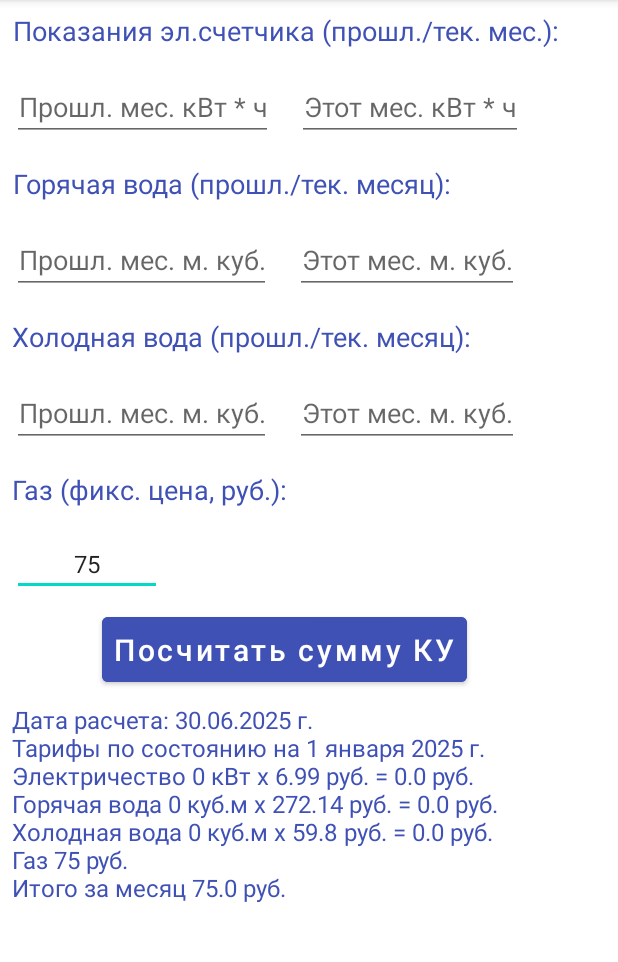
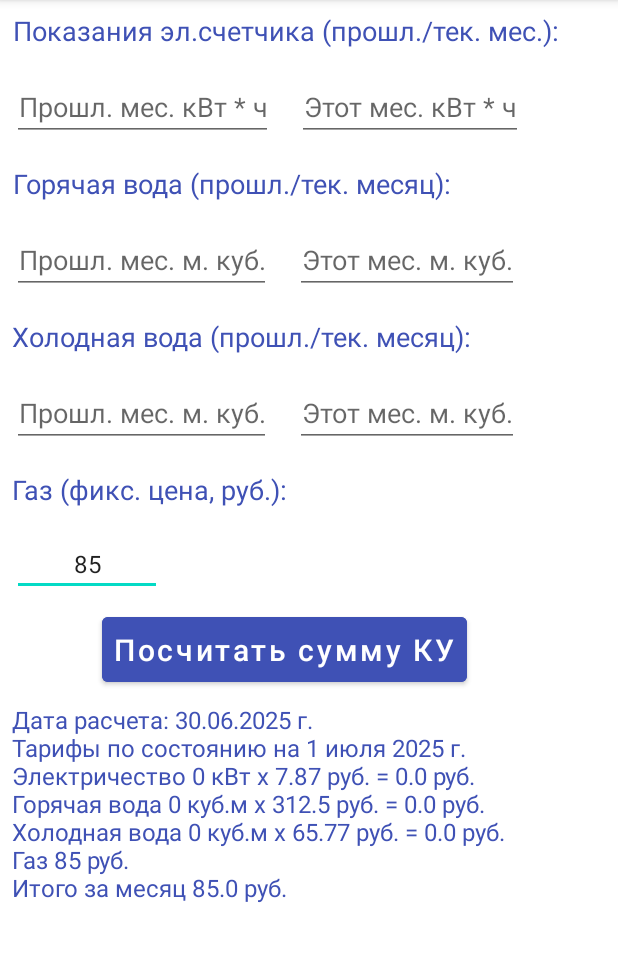
Before and after one commit to alexpurs1980/UtilityBillsApp, an Android app: the screen it shows after launch (MainActivity), after a tap on "Посчитать сумму КУ", on a phone screen of 412 x 824 dp, the part 84-1046 px from its top. Run offline under Robolectric (Android 15) with nearby library versions, the phone set to English and light mode, and no system bars; 6 statements that could not run were skipped.

Commit message:
New branch develop and change tariffs. Added autodate. Added new tariffs. Ready to use.

```diff
--- a/app/src/main/java/com/example/myfirstproject/MainActivity.kt
+++ b/app/src/main/java/com/example/myfirstproject/MainActivity.kt
@@ -64,10 +64,16 @@ class MainActivity : AppCompatActivity() {
 //            val coldCubeMeter = 50.93
 //            val gasFixPrice = gasPrice
 
-            // TARIFFS 01/01/2025
-            val kWh = 6.99
-            val hotCubeMeter = 272.14
-            val coldCubeMeter = 59.8
+//            // TARIFFS 01/01/2025
+//            val kWh = 6.99
+//            val hotCubeMeter = 272.14
+//            val coldCubeMeter = 59.8
+//            val gasFixPrice = gasPrice
+
+            // TARIFFS 01/07/2025
+            val kWh = 7.87
+            val hotCubeMeter = 312.5
+            val coldCubeMeter = 65.77
             val gasFixPrice = gasPrice
 
 
@@ -78,7 +84,8 @@ class MainActivity : AppCompatActivity() {
             val totalSum = "\nИтого за месяц ${((electricyNow - electricyLast) * kWh) + ((hotWaterNow - hotWaterLast) * hotCubeMeter) + ((coldWaterNow - coldWaterLast) * coldCubeMeter) + gasFixPrice} руб."
 //            val dateToPay = "\nТарифы по состоянию на 1 июля 2022 г."
 //            val dateToPay = "\nТарифы по состоянию на 1 декабря 2022 г."
-            val dateToPay = "\nТарифы по состоянию на 1 января 2025 г."
+//            val dateToPay = "\nТарифы по состоянию на 1 января 2025 г."
+            val dateToPay = "\nТарифы по состоянию на 1 июля 2025 г."
             dateOfCalc = "Дата расчета: " + dateOfCalc + " г."
 
 
--- a/app/src/main/res/layout-v31/activity_main.xml
+++ b/app/src/main/res/layout-v31/activity_main.xml
@@ -130,7 +130,7 @@
             android:layout_height="wrap_content"
             android:layout_margin="8dp"
             android:gravity="center"
-            android:text="75"
+            android:text="85"
             android:textAppearance="@style/TextAppearance.AppCompat.Small"
             android:textSize="16sp" />
 
--- a/app/src/main/res/layout/activity_main.xml
+++ b/app/src/main/res/layout/activity_main.xml
@@ -130,7 +130,7 @@
             android:layout_height="wrap_content"
             android:layout_margin="8dp"
             android:gravity="center"
-            android:text="75"
+            android:text="85"
             android:textAppearance="@style/TextAppearance.AppCompat.Small"
             android:textSize="16sp" />
 
```
